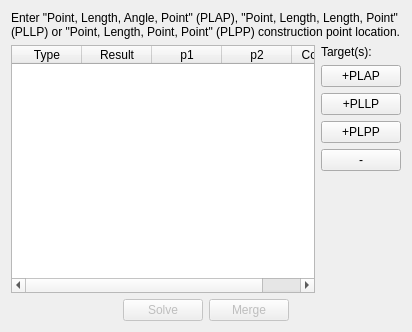
Qt form core/panel/run_Triangle_Solver.ui (KmolYuan/Pyslvs-UI) before a commit.
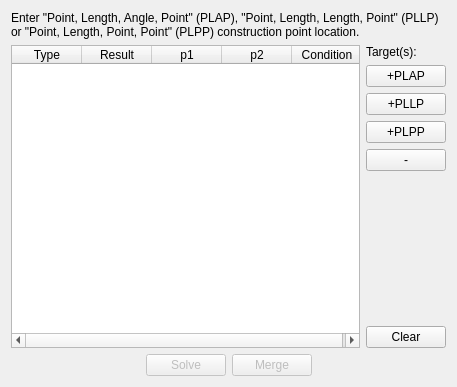
The same form after that commit. Icons and pictures are not drawn.

Diff of the .ui file:
```diff
--- a/core/panel/run_Triangle_Solver.ui
+++ b/core/panel/run_Triangle_Solver.ui
@@ -6,8 +6,8 @@
    <rect>
     <x>0</x>
     <y>0</y>
-    <width>412</width>
-    <height>332</height>
+    <width>457</width>
+    <height>387</height>
    </rect>
   </property>
   <property name="windowTitle">
@@ -135,6 +135,13 @@
          </property>
         </spacer>
        </item>
+       <item>
+        <widget class="QPushButton" name="clear_botton">
+         <property name="text">
+          <string>Clear</string>
+         </property>
+        </widget>
+       </item>
       </layout>
      </item>
     </layout>
```
